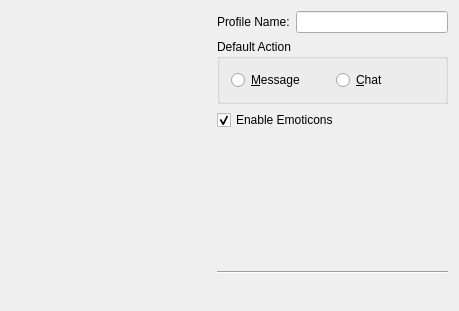
This is src/profilenew.ui in psi-im/psi as Qt 5 draws it before an edit. The edited form follows.
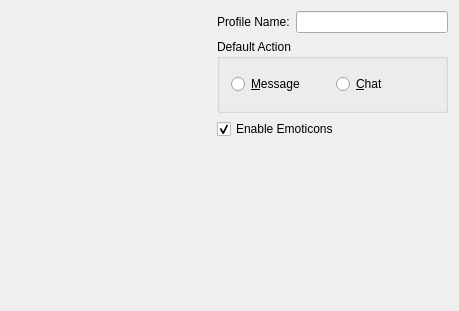
This is the edited form. Custom widgets are drawn as their Qt base class.

Diff of the .ui file:
```diff
--- a/src/profilenew.ui
+++ b/src/profilenew.ui
@@ -155,26 +155,14 @@
      <item>
       <spacer name="Spacer1">
        <property name="orientation">
-        <enum>Qt::Orientation::Vertical</enum>
-       </property>
-       <property name="sizeType">
-        <enum>QSizePolicy::Policy::Expanding</enum>
-       </property>
-       <property name="sizeHint" stdset="0">
-        <size>
-         <width>20</width>
-         <height>131</height>
-        </size>
+        <enum>Qt::Horizontal</enum>
        </property>
       </spacer>
      </item>
      <item>
       <widget class="Line" name="Line1">
        <property name="frameShape">
-        <enum>QFrame::Shape::HLine</enum>
-       </property>
-       <property name="frameShadow">
-        <enum>QFrame::Shadow::Sunken</enum>
+        <enum>QFrame::NoFrame</enum>
        </property>
       </widget>
      </item>
@@ -195,16 +183,7 @@
        <item>
         <spacer name="Spacer2">
          <property name="orientation">
-          <enum>Qt::Orientation::Horizontal</enum>
-         </property>
-         <property name="sizeType">
-          <enum>QSizePolicy::Policy::Expanding</enum>
-         </property>
-         <property name="sizeHint" stdset="0">
-          <size>
-           <width>95</width>
-           <height>20</height>
-          </size>
+          <enum>Qt::Vertical</enum>
          </property>
         </spacer>
        </item>
```
Left out of the diff: 4 changed lines with no effect on the pictures.
